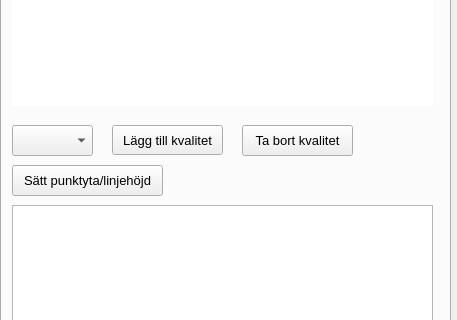
Old version of the form ui/qgyf_dockwidget_base.ui in the repository co-city/QGYF; both pictures show x 0 to 457 and y 349 to 669 of the 457 by 947 pixel window.
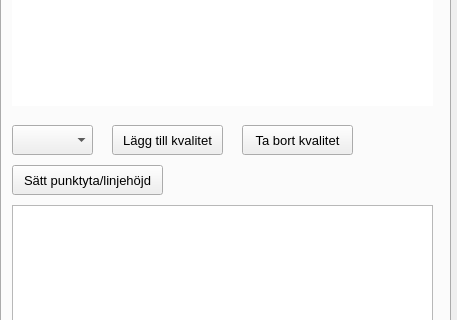
New version of the form. Icons and pictures are not drawn. Custom widgets are drawn as their Qt base class.

Commit message: dockwidget - adjust 3

The edit to the form file:
```diff
--- a/ui/qgyf_dockwidget_base.ui
+++ b/ui/qgyf_dockwidget_base.ui
@@ -235,7 +235,7 @@
         <x>10</x>
         <y>450</y>
         <width>81</width>
-        <height>31</height>
+        <height>30</height>
        </rect>
       </property>
      </widget>
@@ -312,7 +312,7 @@
         <x>240</x>
         <y>450</y>
         <width>111</width>
-        <height>31</height>
+        <height>30</height>
        </rect>
       </property>
       <property name="sizePolicy">
@@ -339,7 +339,7 @@
         <x>10</x>
         <y>490</y>
         <width>151</width>
-        <height>31</height>
+        <height>30</height>
        </rect>
       </property>
       <property name="toolTip">
```
